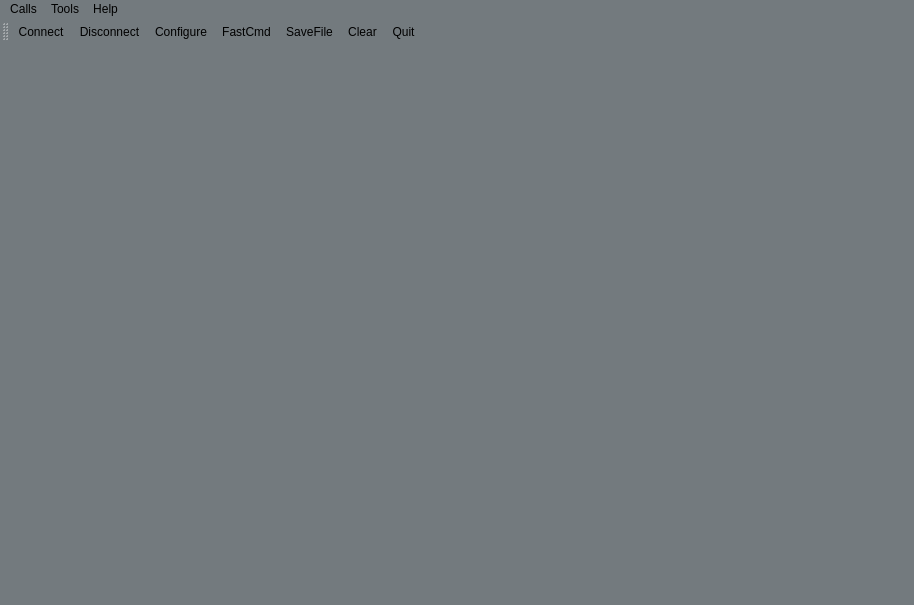
shanlizi/QT_GF_Software, file terminal/mainwindow.ui: the form before one commit.
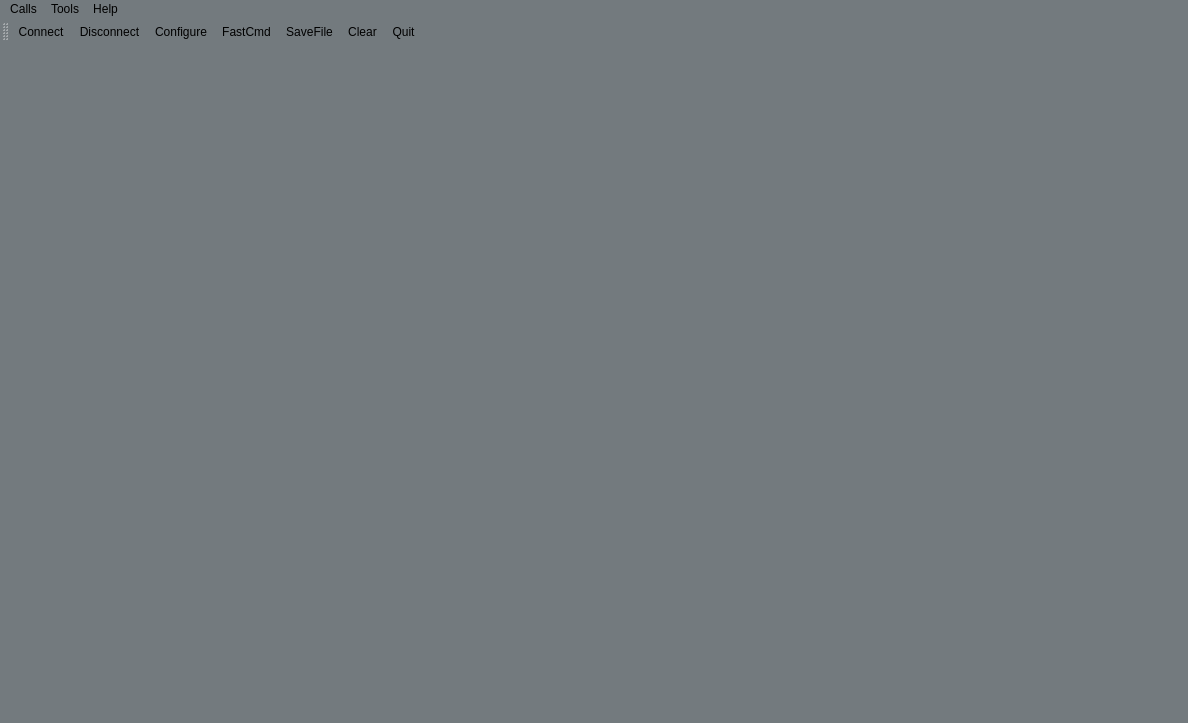
The form after the commit. Icons and pictures are not drawn.

```diff
--- a/terminal/mainwindow.ui
+++ b/terminal/mainwindow.ui
@@ -6,8 +6,8 @@
    <rect>
     <x>0</x>
     <y>0</y>
-    <width>914</width>
-    <height>605</height>
+    <width>1188</width>
+    <height>723</height>
    </rect>
   </property>
   <property name="windowTitle">
@@ -25,7 +25,7 @@
     <rect>
      <x>0</x>
      <y>0</y>
-     <width>914</width>
+     <width>1188</width>
      <height>23</height>
     </rect>
    </property>
```
